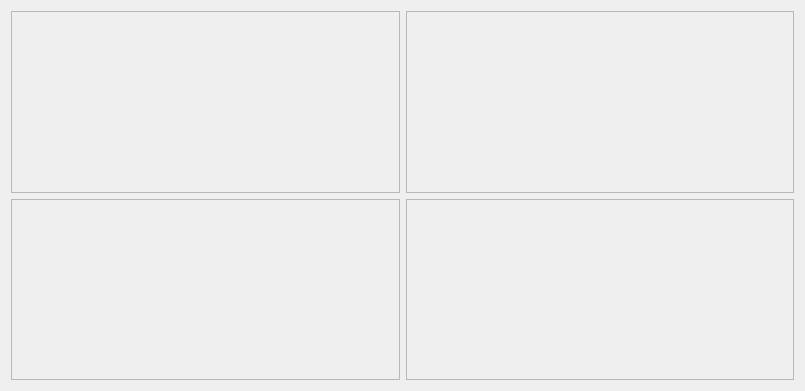
Qt form Tools/ToolTestConceptMap/qttestconceptmapwidgetdialog.ui (richelbilderbeek/ProjectRichelBilderbeek) before a commit.
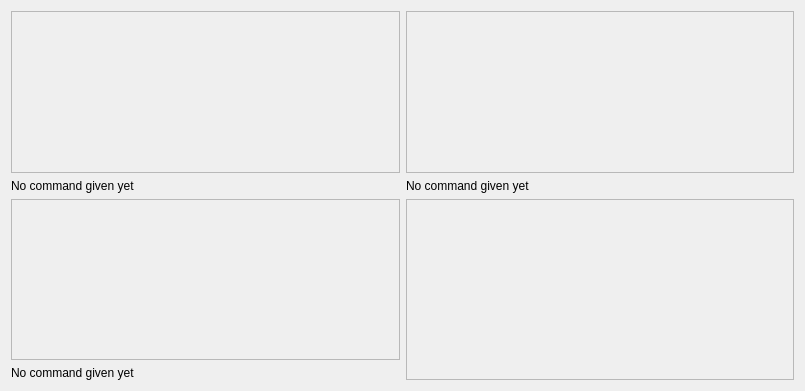
The same form after that commit.

Diff of the .ui file:
```diff
--- a/Tools/ToolTestConceptMap/qttestconceptmapwidgetdialog.ui
+++ b/Tools/ToolTestConceptMap/qttestconceptmapwidgetdialog.ui
@@ -14,16 +14,6 @@
    <string>Test concept map widget</string>
   </property>
   <layout class="QGridLayout" name="gridLayout">
-   <item row="1" column="0">
-    <widget class="QFrame" name="frame_rate">
-     <property name="frameShape">
-      <enum>QFrame::StyledPanel</enum>
-     </property>
-     <property name="frameShadow">
-      <enum>QFrame::Raised</enum>
-     </property>
-    </widget>
-   </item>
    <item row="0" column="0">
     <widget class="QFrame" name="frame_display">
      <property name="frameShape">
@@ -44,7 +34,56 @@
      </property>
     </widget>
    </item>
+   <item row="2" column="0">
+    <widget class="QFrame" name="frame_rate">
+     <property name="frameShape">
+      <enum>QFrame::StyledPanel</enum>
+     </property>
+     <property name="frameShadow">
+      <enum>QFrame::Raised</enum>
+     </property>
+    </widget>
+   </item>
+   <item row="1" column="0">
+    <widget class="QLabel" name="label_display">
+     <property name="sizePolicy">
+      <sizepolicy hsizetype="Preferred" vsizetype="Maximum">
+       <horstretch>0</horstretch>
+       <verstretch>0</verstretch>
+      </sizepolicy>
+     </property>
+     <property name="text">
+      <string>No command given yet</string>
+     </property>
+    </widget>
+   </item>
    <item row="1" column="1">
+    <widget class="QLabel" name="label_edit">
+     <property name="sizePolicy">
+      <sizepolicy hsizetype="Preferred" vsizetype="Maximum">
+       <horstretch>0</horstretch>
+       <verstretch>0</verstretch>
+      </sizepolicy>
+     </property>
+     <property name="text">
+      <string>No command given yet</string>
+     </property>
+    </widget>
+   </item>
+   <item row="3" column="0">
+    <widget class="QLabel" name="label_rate">
+     <property name="sizePolicy">
+      <sizepolicy hsizetype="Preferred" vsizetype="Maximum">
+       <horstretch>0</horstretch>
+       <verstretch>0</verstretch>
+      </sizepolicy>
+     </property>
+     <property name="text">
+      <string>No command given yet</string>
+     </property>
+    </widget>
+   </item>
+   <item row="2" column="1" rowspan="2">
     <widget class="QFrame" name="frame_buttons">
      <property name="frameShape">
       <enum>QFrame::StyledPanel</enum>
```
